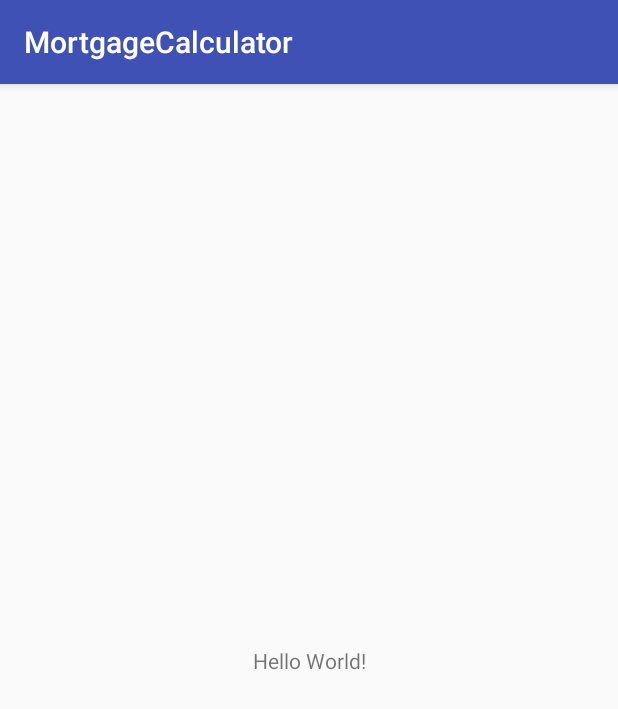
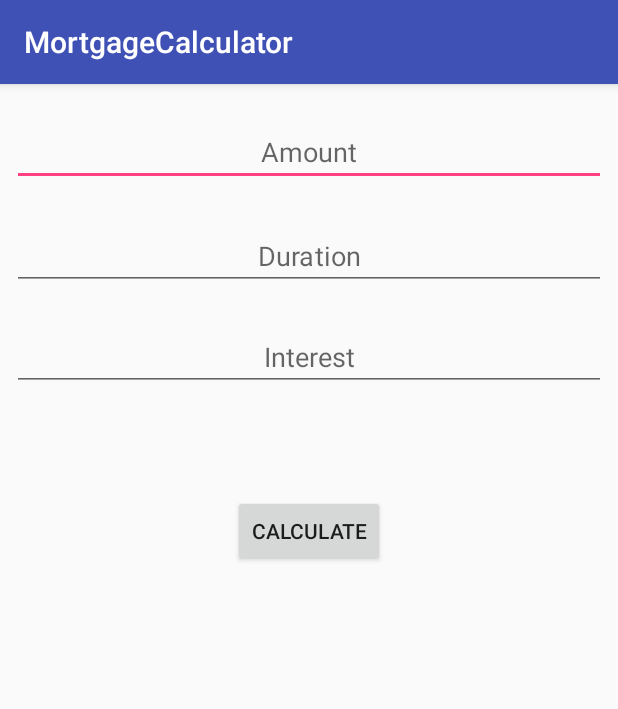
Before and after one commit to PeteGrapentien/MortgageCalculator, an Android app: the screen it shows after launch (CalculatorActivity), on a phone screen of 412 x 824 dp. Shown: the top 709 px of the screen. Run offline under Robolectric (Android 15) with nearby library versions, the phone set to English and light mode, and no system bars.

Commit message:
Finished basic text entry

```diff
--- a/app/src/main/java/com/example/pete/mortgagecalculator/CalculatorActivity.java
+++ b/app/src/main/java/com/example/pete/mortgagecalculator/CalculatorActivity.java
@@ -2,12 +2,26 @@ package com.example.pete.mortgagecalculator;
 
 import android.support.v7.app.AppCompatActivity;
 import android.os.Bundle;
+import android.widget.Button;
+import android.widget.EditText;
+import android.widget.TextView;
 
 public class CalculatorActivity extends AppCompatActivity {
+
+    CalculatorViewModel viewModel;
 
     @Override
     protected void onCreate(Bundle savedInstanceState) {
         super.onCreate(savedInstanceState);
         setContentView(R.layout.activity_calculator);
+
+        EditText amount = (EditText) findViewById(R.id.text_amount);
+        EditText interest = (EditText) findViewById(R.id.text_interest);
+        EditText duration = (EditText) findViewById(R.id.text_duration);
+
+        Button calculateButton = (Button) findViewById(R.id.calculate_button);
+
+        viewModel = new CalculatorViewModel();
+
     }
 }
--- /dev/null
+++ b/app/src/main/java/com/example/pete/mortgagecalculator/CalculatorViewModel.java
@@ -0,0 +1,12 @@
+package com.example.pete.mortgagecalculator;
+
+/**
+ * Created by pete on 11/4/17.
+ */
+
+public class CalculatorViewModel {
+
+    public void calculateMortgage(float amount, float interest, float duration) {
+
+    }
+}
--- a/app/src/main/res/layout/activity_calculator.xml
+++ b/app/src/main/res/layout/activity_calculator.xml
@@ -6,13 +6,64 @@
     android:layout_height="match_parent"
     tools:context="com.example.pete.mortgagecalculator.CalculatorActivity">
 
-    <TextView
-        android:layout_width="wrap_content"
-        android:layout_height="wrap_content"
-        android:text="Hello World!"
-        app:layout_constraintBottom_toBottomOf="parent"
+    <EditText
+        android:id="@+id/text_amount"
+        android:layout_width="0dp"
+        android:layout_height="44dp"
+        android:layout_marginLeft="8dp"
+        android:layout_marginRight="8dp"
+        android:ems="10"
+        android:inputType="numberDecimal"
+        android:hint="Amount"
+        android:gravity="center"
         app:layout_constraintLeft_toLeftOf="parent"
         app:layout_constraintRight_toRightOf="parent"
-        app:layout_constraintTop_toTopOf="parent" />
+        app:layout_constraintHorizontal_bias="0.0"
+        app:layout_constraintTop_toTopOf="parent"
+        android:layout_marginTop="24dp" />
+
+    <EditText
+        android:id="@+id/text_interest"
+        android:layout_width="0dp"
+        android:layout_height="43dp"
+        android:ems="10"
+        android:inputType="numberDecimal"
+        android:hint="Interest"
+        android:gravity="center"
+        android:layout_marginRight="8dp"
+        app:layout_constraintRight_toRightOf="parent"
+        android:layout_marginLeft="8dp"
+        app:layout_constraintLeft_toLeftOf="parent"
+        android:layout_marginTop="24dp"
+        app:layout_constraintTop_toBottomOf="@+id/text_duration"
+        app:layout_constraintHorizontal_bias="0.0" />
+
+    <EditText
+        android:id="@+id/text_duration"
+        android:layout_width="0dp"
+        android:layout_height="wrap_content"
+        android:ems="10"
+        android:inputType="numberDecimal"
+        android:hint="Duration"
+        android:gravity="center"
+        android:layout_marginRight="8dp"
+        app:layout_constraintRight_toRightOf="parent"
+        android:layout_marginLeft="8dp"
+        app:layout_constraintLeft_toLeftOf="parent"
+        android:layout_marginTop="24dp"
+        app:layout_constraintTop_toBottomOf="@+id/text_amount"
+        app:layout_constraintHorizontal_bias="0.0" />
+
+    <Button
+        android:id="@+id/calculate_button"
+        android:layout_width="wrap_content"
+        android:layout_height="0dp"
+        android:text="Calculate"
+        android:layout_marginTop="69dp"
+        app:layout_constraintTop_toBottomOf="@+id/text_interest"
+        android:layout_marginLeft="8dp"
+        app:layout_constraintLeft_toLeftOf="parent"
+        android:layout_marginRight="8dp"
+        app:layout_constraintRight_toRightOf="parent" />
 
 </android.support.constraint.ConstraintLayout>
```
